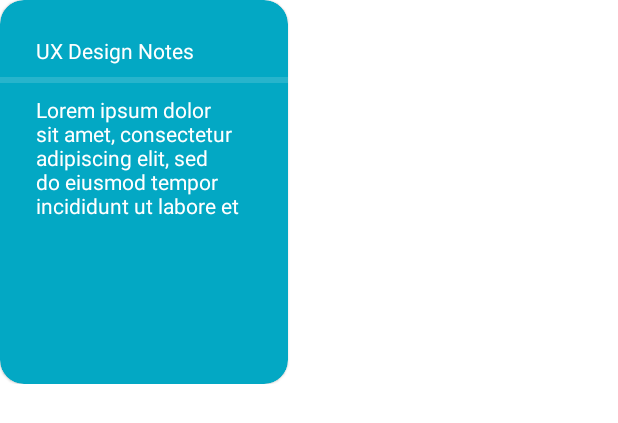
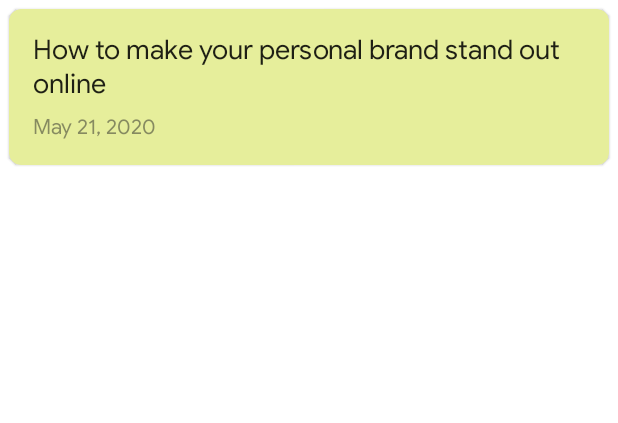
Before and after one commit to srivastavahardik/notes-test, an Android app: the layout item_note.xml on its own in the app's theme, with its tools: preview values and no code run, on a phone screen of 412 x 824 dp. Shown: the top 423 px of the screen. Run offline under Robolectric (Android 15) with nearby library versions, the phone set to English and light mode, and no system bars.

Commit message:
item_note: Setup new layout for note item

```diff
--- a/app/src/main/res/layout/item_note.xml
+++ b/app/src/main/res/layout/item_note.xml
@@ -2,15 +2,18 @@
     xmlns:app="http://schemas.android.com/apk/res-auto">
 
     <androidx.constraintlayout.widget.ConstraintLayout
-        android:layout_width="wrap_content"
+        android:layout_width="match_parent"
         android:layout_height="wrap_content">
 
         <com.google.android.material.card.MaterialCardView
-            android:layout_width="192dp"
-            android:layout_height="256dp"
-            android:layout_marginEnd="8dp"
-            app:cardBackgroundColor="#03a8c4"
-            app:cardCornerRadius="16dp"
+            android:layout_width="0dp"
+            android:layout_height="wrap_content"
+            android:layout_marginStart="6dp"
+            android:layout_marginTop="6dp"
+            android:layout_marginEnd="6dp"
+            android:layout_marginBottom="6dp"
+            app:cardBackgroundColor="#e6ee9b"
+            app:cardCornerRadius="8dp"
             app:layout_constraintBottom_toBottomOf="parent"
             app:layout_constraintDimensionRatio=""
             app:layout_constraintEnd_toEndOf="parent"
@@ -22,46 +25,33 @@
                 android:layout_height="match_parent">
 
                 <TextView
-                    android:id="@+id/textView2"
-                    style="@style/TextAppearance.Poppins.SubTitle"
+                    android:id="@+id/txItemTitle"
+                    style="@style/TextAppearance.Title"
                     android:layout_width="0dp"
                     android:layout_height="wrap_content"
-                    android:layout_marginStart="24dp"
-                    android:layout_marginTop="24dp"
-                    android:layout_marginEnd="24dp"
-                    android:maxLines="1"
-                    android:text="UX Design Notes"
-                    android:textColor="#FFF"
+                    android:layout_marginStart="16dp"
+                    android:layout_marginTop="16dp"
+                    android:layout_marginEnd="16dp"
+                    android:text="How to make your personal brand stand out online"
                     app:layout_constraintEnd_toEndOf="parent"
                     app:layout_constraintStart_toStartOf="parent"
                     app:layout_constraintTop_toTopOf="parent" />
 
-                <View
-                    android:id="@+id/view"
-                    android:layout_width="0dp"
-                    android:layout_height="4dp"
-                    android:layout_marginTop="8dp"
-                    android:background="#24FFFFFF"
-                    app:layout_constraintEnd_toEndOf="parent"
-                    app:layout_constraintStart_toStartOf="parent"
-                    app:layout_constraintTop_toBottomOf="@+id/textView2" />
-
                 <TextView
                     android:id="@+id/textView3"
-                    style="@style/TextAppearance.Inter.Body.S"
+                    style="@style/TextAppearance.SubTitle"
                     android:layout_width="0dp"
-                    android:layout_height="0dp"
-                    android:layout_marginStart="24dp"
+                    android:layout_height="wrap_content"
+                    android:layout_marginStart="16dp"
                     android:layout_marginTop="8dp"
-                    android:layout_marginEnd="24dp"
-                    android:layout_marginBottom="24dp"
-                    android:maxLines="5"
-                    android:text="Lorem ipsum dolor sit amet, consectetur adipiscing elit, sed do eiusmod tempor incididunt ut labore et dolore magna aliqua. Leo duis ut diam quam nulla porttitor massa. Cum sociis natoque penatibus et magnis dis parturient montes nascetur. Fusce ut placerat orci nulla pellentesque dignissim enim sit. Netus et malesuada fames ac turpis. A diam sollicitudin tempor id eu nisl nunc. In est ante in nibh mauris cursus. Egestas dui id ornare arcu odio ut sem nulla pharetra. Scelerisque eleifend donec pretium vulputate sapien nec. "
-                    android:textColor="#FFF"
+                    android:layout_marginEnd="16dp"
+                    android:layout_marginBottom="16dp"
+                    android:text="May 21, 2020"
+                    android:textColor="#80252525"
                     app:layout_constraintBottom_toBottomOf="parent"
                     app:layout_constraintEnd_toEndOf="parent"
                     app:layout_constraintStart_toStartOf="parent"
-                    app:layout_constraintTop_toBottomOf="@+id/view" />
+                    app:layout_constraintTop_toBottomOf="@+id/txItemTitle" />
             </androidx.constraintlayout.widget.ConstraintLayout>
         </com.google.android.material.card.MaterialCardView>
 
```
